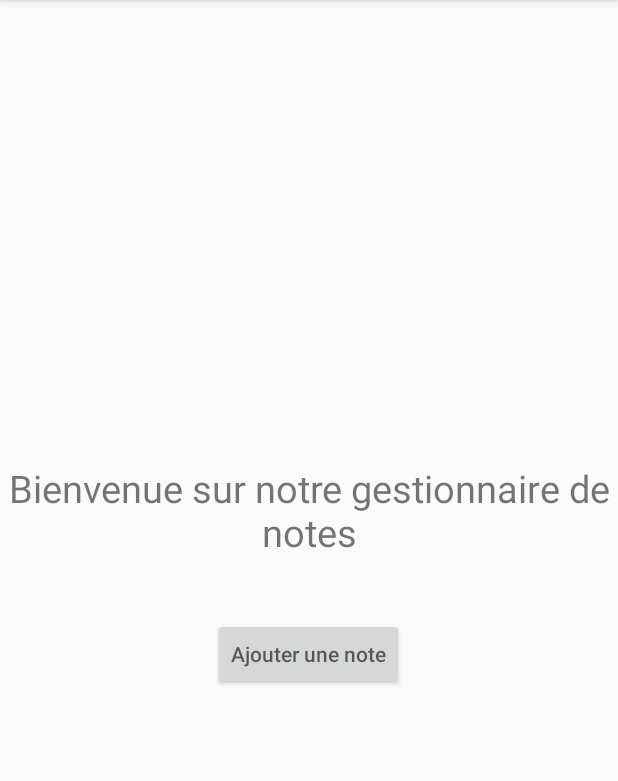
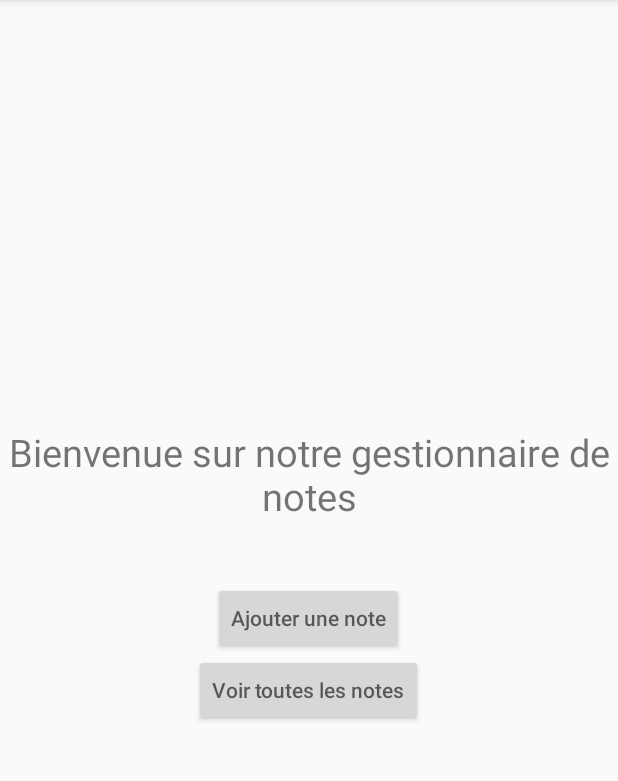
Before and after one commit to Emeline1710/ToDoList, an Android app: the screen it shows after launch (MainActivity), on a phone screen of 412 x 824 dp, the part 84-865 px from its top. Run offline under Robolectric (Android 15) with nearby library versions, the phone set to English and light mode, and no system bars.

Commit message:
Ajout de l'activité pour voir toutes les notes

```diff
--- a/app/src/main/AndroidManifest.xml
+++ b/app/src/main/AndroidManifest.xml
@@ -13,6 +13,10 @@
         android:theme="@style/Theme.ToDoList"
         tools:targetApi="31">
         <activity
+            android:name=".ViewNotes"
+            android:exported="false" />
+        <activity
+            android:windowSoftInputMode="stateAlwaysHidden"
             android:name=".CreateNote"
             android:exported="false" />
         <activity
--- a/app/src/main/java/com/example/todolist/MainActivity.java
+++ b/app/src/main/java/com/example/todolist/MainActivity.java
@@ -15,7 +15,7 @@ public class MainActivity extends AppCompatActivity {
         super.onCreate(savedInstanceState);
         setContentView(R.layout.activity_main);
 
-        //Ajout du bouton et du listener
+        //Ajout des boutons et de leur listener
         Button buttonCreateNote = findViewById(R.id.buttonCreateNote);
         buttonCreateNote.setOnClickListener(new View.OnClickListener() {
             @Override
@@ -24,5 +24,14 @@ public class MainActivity extends AppCompatActivity {
                 startActivity(intent);
             }
         });
+
+        Button buttonViewNotes = findViewById(R.id.buttonViewNotes);
+        buttonViewNotes.setOnClickListener(new View.OnClickListener() {
+            @Override
+            public void onClick(View v) {
+                Intent intent = new Intent(MainActivity.this, ViewNotes.class);
+                startActivity(intent);
+            }
+        });
     }
 }
--- a/app/src/main/res/layout/activity_main.xml
+++ b/app/src/main/res/layout/activity_main.xml
@@ -35,6 +35,16 @@
             app:layout_constraintStart_toStartOf="parent"
             app:layout_constraintTop_toTopOf="parent" />
 
+        <Button
+            android:id="@+id/buttonViewNotes"
+            android:layout_width="wrap_content"
+            android:layout_height="wrap_content"
+            android:hint="@string/view_notes"
+            app:layout_constraintBottom_toBottomOf="parent"
+            app:layout_constraintEnd_toEndOf="parent"
+            app:layout_constraintStart_toStartOf="parent"
+            app:layout_constraintTop_toTopOf="parent" />
+
     </LinearLayout>
 
 </androidx.constraintlayout.widget.ConstraintLayout>
--- a/app/src/main/res/values/strings.xml
+++ b/app/src/main/res/values/strings.xml
@@ -8,6 +8,7 @@
     <string name="date">Date :</string>
     <string name="titre">Titre...</string>
     <string name="ajNote">Ajouter une note...</string>
+    <string name="view_notes">Voir toutes les notes</string>
 
 
 </resources>
```
Also changed, not shown: app/src/main/java/com/example/todolist/ViewNotes.java (added, +14 -0 lines), app/src/main/res/layout/activity_view_notes.xml (added, +9 -0 lines).
